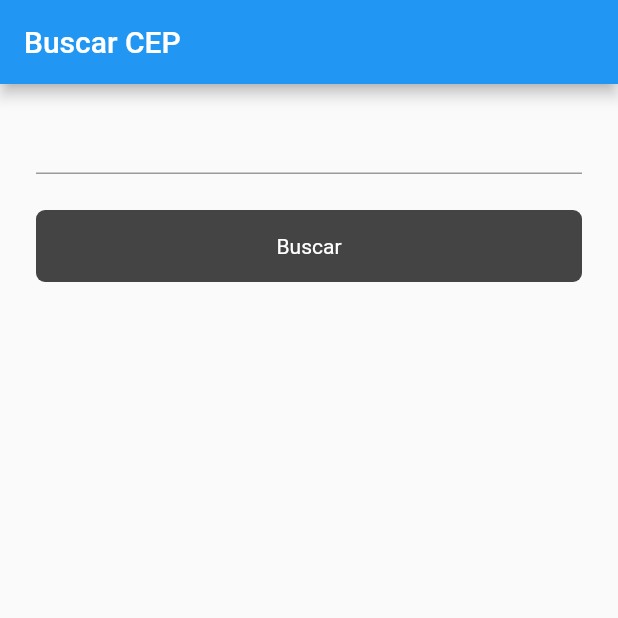
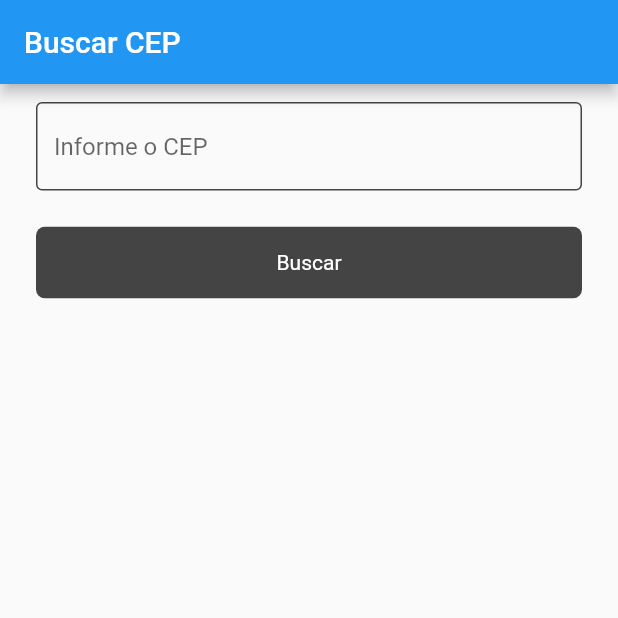
Before and after one commit to ezequiasmelo/flutter-cep, a Flutter app: the screen it shows after launch, on a phone screen of 412 x 824 dp, the top half of it. Run offline on Flutter 3.47's test engine with Material 2 defaults, Android fonts, the phone set to English and light mode, and no system bars; our stand-ins replace dio.

Commit message:
update custom_text_form_field.dart

```diff
--- a/lib/pages/home_page.dart
+++ b/lib/pages/home_page.dart
@@ -40,6 +40,7 @@ class _HomePageState extends State<HomePage> {
             children: [
               CustomTextFormField(
                 controller: cepEC,
+                hintText: 'Informe o CEP',
               ),
               CustomElevatedButton(
                 text: 'Buscar',
--- a/lib/widgets/custom_text_form_field.dart
+++ b/lib/widgets/custom_text_form_field.dart
@@ -1,11 +1,16 @@
+// ignore_for_file: public_member_api_docs, sort_constructors_first
 import 'package:flutter/material.dart';
+
+import 'package:flutter_cep/constants/app_colors.dart';
 
 class CustomTextFormField extends StatefulWidget {
   final TextEditingController? controller;
+  final String? hintText;
 
   const CustomTextFormField({
     Key? key,
     this.controller,
+    this.hintText,
   }) : super(key: key);
 
   @override
@@ -13,6 +18,12 @@ class CustomTextFormField extends StatefulWidget {
 }
 
 class _CustomTextFormFieldState extends State<CustomTextFormField> {
+  final defaultBorder = const OutlineInputBorder(
+    borderSide: BorderSide(
+      color: AppColors.darkGrey,
+    ),
+  );
+
   @override
   Widget build(BuildContext context) {
     return Padding(
@@ -28,6 +39,26 @@ class _CustomTextFormFieldState extends State<CustomTextFormField> {
           }
           return null;
         },
+        keyboardType: TextInputType.number,
+        decoration: InputDecoration(
+          errorMaxLines: 3,
+          helperMaxLines: 3,
+          hintText: widget.hintText,
+          floatingLabelBehavior: FloatingLabelBehavior.always,
+          focusedBorder: defaultBorder,
+          errorBorder: defaultBorder.copyWith(
+            borderSide: const BorderSide(
+              color: AppColors.error,
+            ),
+          ),
+          focusedErrorBorder: defaultBorder.copyWith(
+            borderSide: const BorderSide(
+              color: AppColors.error,
+            ),
+          ),
+          enabledBorder: defaultBorder,
+          disabledBorder: defaultBorder,
+        ),
       ),
     );
   }
```
